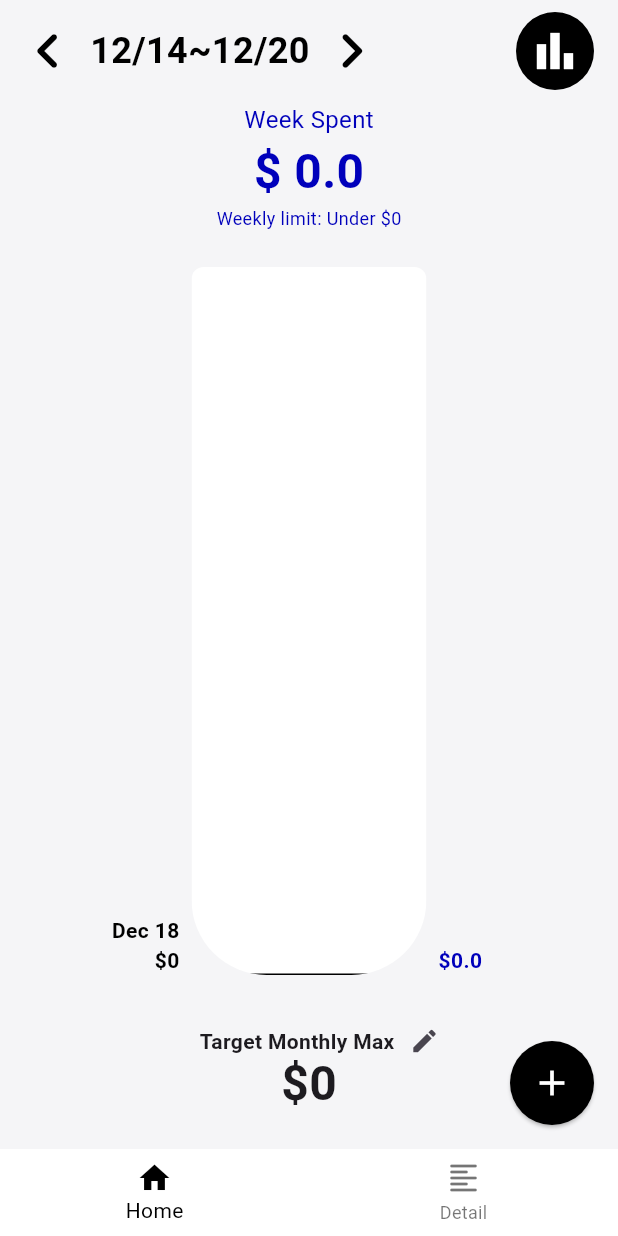
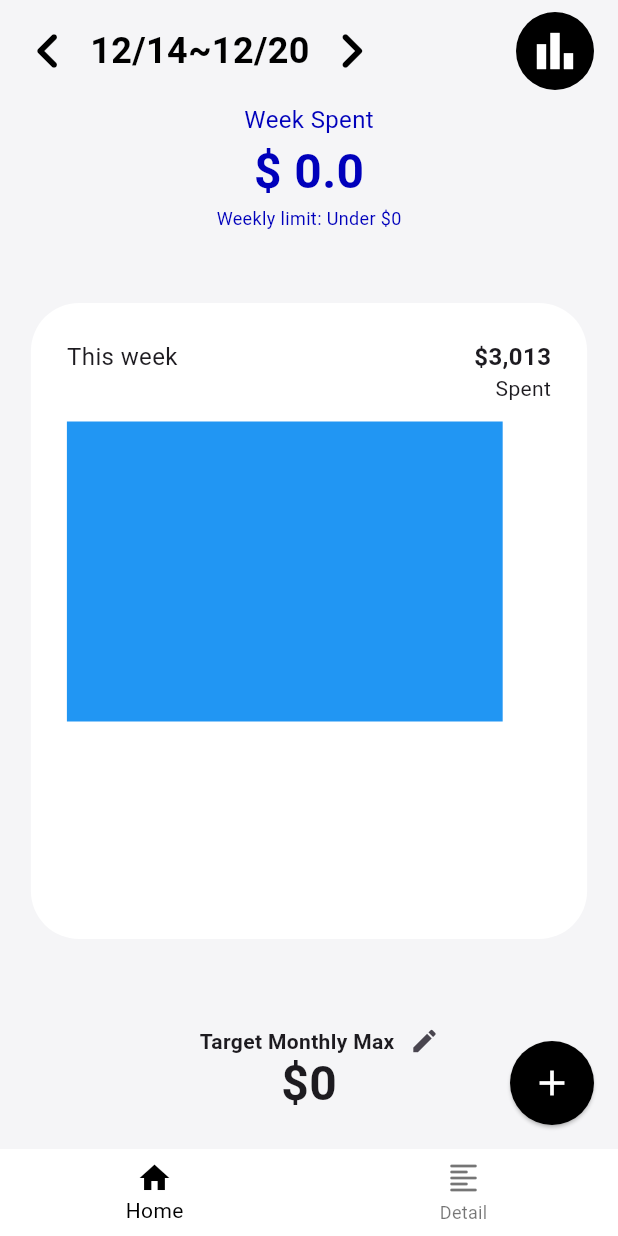
Before and after one commit to Najaehyeon/Money_Manager, a Flutter app: the screen it shows after launch, after a tap on the "chevron left" icon, after a tap on the "chevron right" icon, after a tap on the "bar chart" icon, on a phone screen of 412 x 824 dp. Run offline on Flutter 3.47's test engine with Material 3 defaults, Android fonts, the phone set to English and light mode, and no system bars; our stand-ins replace shared_preferences.

Commit message:
주단위통계디자인시작

```diff
--- a/lib/Home/home.dart
+++ b/lib/Home/home.dart
@@ -298,7 +298,59 @@ class _HomeState extends State<Home> with RouteAware {
         ),
         const SizedBox(height: 24),
         Expanded(
-          child: Cylinder(
+          child: _isWeekCharted
+              ? Padding(
+                  padding: const EdgeInsets.symmetric(vertical: 24.0),
+                  child: Container(
+                    width: MediaQuery.of(context).size.width * 0.9,
+                    decoration: BoxDecoration(
+                      color: Colors.white,
+                      borderRadius: BorderRadius.circular(32),
+                    ),
+                    child: Padding(
+                      padding: const EdgeInsets.all(24),
+                      child: Column(
+                        crossAxisAlignment: CrossAxisAlignment.start,
+                        children: [
+                          Row(
+                            mainAxisAlignment: MainAxisAlignment.spaceBetween,
+                            crossAxisAlignment: CrossAxisAlignment.start,
+                            children: [
+                              Text(
+                                "This week",
+                                style: TextStyle(fontSize: 16),
+                              ),
+                              Column(
+                                crossAxisAlignment: CrossAxisAlignment.end,
+                                children: [
+                                  Text(
+                                    "\$3,013",
+                                    style: TextStyle(
+                                      fontSize: 16,
+                                      fontWeight: FontWeight.w600,
+                                    ),
+                                  ),
+                                  Text("Spent"),
+                                ],
+                              ),
+                            ],
+                          ),
+                          SizedBox(height: 12),
+                          FractionallySizedBox(
+                            widthFactor: 0.9,
+                            child: Container(
+                              height: 200,
+                              decoration: BoxDecoration(
+                                color: Colors.blue,
+                              ),
+                            ),
+                          ),
+                        ],
+                      ),
+                    ),
+                  ),
+                )
+              : Cylinder(
                   screenWidth: screenWidth,
                   currentSpentMoney: _currentSpentMoney,
                   limitMoney: _monthDailyLimitMoney,
```
Lines whose indentation alone changed are shown as unchanged.
